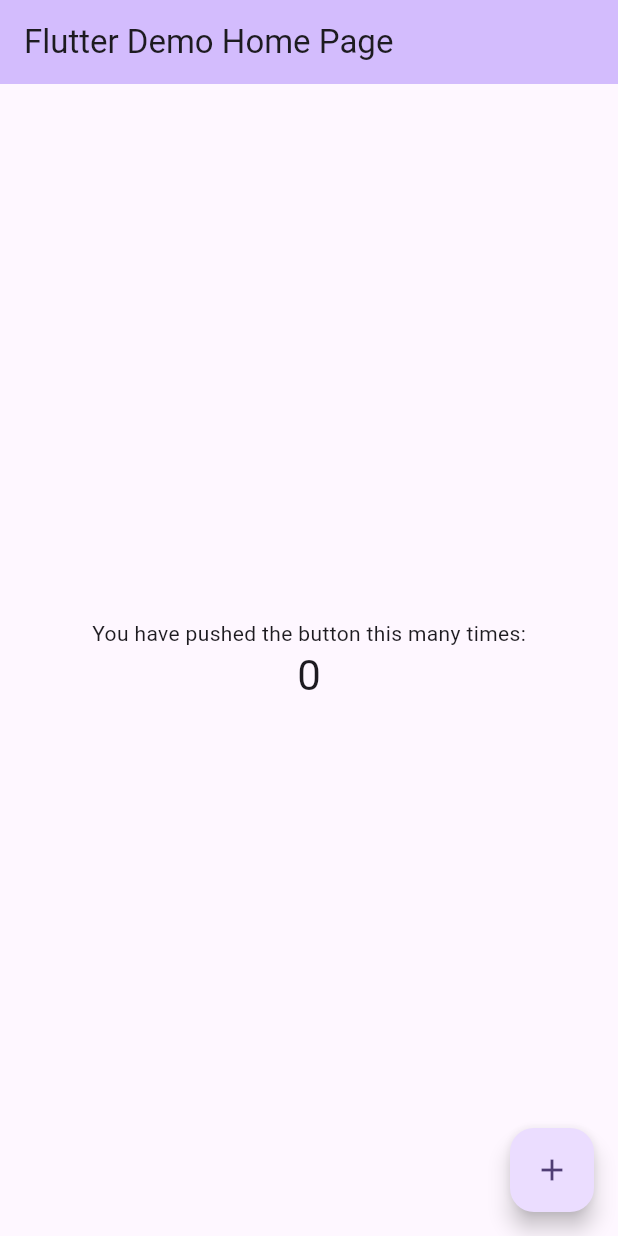
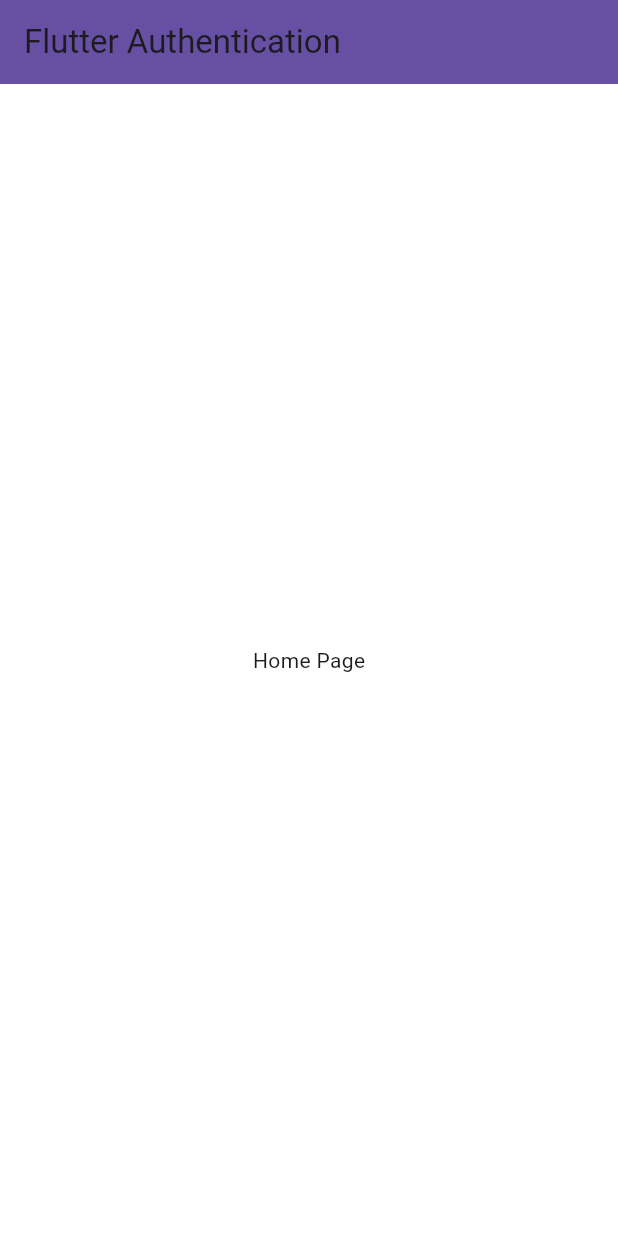
Before and after one commit to marco-maturana/flutter-google-auth, a Flutter app: the screen it shows after launch, on a phone screen of 412 x 824 dp. Run offline on Flutter 3.47's test engine with Material 3 defaults, Android fonts, the phone set to English and light mode, and no system bars; our stand-ins replace flutter_hooks.

Commit message:
create default template

```diff
--- a/lib/main.dart
+++ b/lib/main.dart
@@ -1,4 +1,6 @@
 import 'package:flutter/material.dart';
+
+import 'ui/pages/home/home_page.dart';
 
 void main() {
   runApp(const MyApp());
@@ -7,119 +9,12 @@
 class MyApp extends StatelessWidget {
   const MyApp({super.key});
 
-  // This widget is the root of your application.
   @override
   Widget build(BuildContext context) {
-    return MaterialApp(
+    return const MaterialApp(
       title: 'Flutter Demo',
-      theme: ThemeData(
-        // This is the theme of your application.
-        //
-        // TRY THIS: Try running your application with "flutter run". You'll see
-        // the application has a blue toolbar. Then, without quitting the app,
-        // try changing the seedColor in the colorScheme below to Colors.green
-        // and then invoke "hot reload" (save your changes or press the "hot
-        // reload" button in a Flutter-supported IDE, or press "r" if you used
-        // the command line to start the app).
-        //
-        // Notice that the counter didn't reset back to zero; the application
-        // state is not lost during the reload. To reset the state, use hot
-        // restart instead.
-        //
-        // This works for code too, not just values: Most code changes can be
-        // tested with just a hot reload.
-        colorScheme: ColorScheme.fromSeed(seedColor: Colors.deepPurple),
-        useMaterial3: true,
-      ),
-      home: const MyHomePage(title: 'Flutter Demo Home Page'),
+      debugShowCheckedModeBanner: false,
+      home: HomePage(),
     );
   }
 }
-
-class MyHomePage extends StatefulWidget {
-  const MyHomePage({super.key, required this.title});
-
-  // This widget is the home page of your application. It is stateful, meaning
-  // that it has a State object (defined below) that contains fields that affect
-  // how it looks.
-
-  // This class is the configuration for the state. It holds the values (in this
-  // case the title) provided by the parent (in this case the App widget) and
-  // used by the build method of the State. Fields in a Widget subclass are
-  // always marked "final".
-
-  final String title;
-
-  @override
-  State<MyHomePage> createState() => _MyHomePageState();
-}
-
-class _MyHomePageState extends State<MyHomePage> {
-  int _counter = 0;
-
-  void _incrementCounter() {
-    setState(() {
-      // This call to setState tells the Flutter framework that something has
-      // changed in this State, which causes it to rerun the build method below
-      // so that the display can reflect the updated values. If we changed
-      // _counter without calling setState(), then the build method would not be
-      // called again, and so nothing would appear to happen.
-      _counter++;
-    });
-  }
-
-  @override
-  Widget build(BuildContext context) {
-    // This method is rerun every time setState is called, for instance as done
-    // by the _incrementCounter method above.
-    //
-    // The Flutter framework has been optimized to make rerunning build methods
-    // fast, so that you can just rebuild anything that needs updating rather
-    // than having to individually change instances of widgets.
-    return Scaffold(
-      appBar: AppBar(
-        // TRY THIS: Try changing the color here to a specific color (to
-        // Colors.amber, perhaps?) and trigger a hot reload to see the AppBar
-        // change color while the other colors stay the same.
-        backgroundColor: Theme.of(context).colorScheme.inversePrimary,
-        // Here we take the value from the MyHomePage object that was created by
-        // the App.build method, and use it to set our appbar title.
-        title: Text(widget.title),
-      ),
-      body: Center(
-        // Center is a layout widget. It takes a single child and positions it
-        // in the middle of the parent.
-        child: Column(
-          // Column is also a layout widget. It takes a list of children and
-          // arranges them vertically. By default, it sizes itself to fit its
-          // children horizontally, and tries to be as tall as its parent.
-          //
-          // Column has various properties to control how it sizes itself and
-          // how it positions its children. Here we use mainAxisAlignment to
-          // center the children vertically; the main axis here is the vertical
-          // axis because Columns are vertical (the cross axis would be
-          // horizontal).
-          //
-          // TRY THIS: Invoke "debug painting" (choose the "Toggle Debug Paint"
-          // action in the IDE, or press "p" in the console), to see the
-          // wireframe for each widget.
-          mainAxisAlignment: MainAxisAlignment.center,
-          children: <Widget>[
-            const Text(
-              'You have pushed the button this many times:',
-            ),
-            Text(
-              '$_counter',
-              style: Theme.of(context).textTheme.headlineMedium,
-            ),
-          ],
-        ),
-      ),
-      floatingActionButton: FloatingActionButton(
-        onPressed: _incrementCounter,
-        tooltip: 'Increment',
-        child: const Icon(Icons.add),
-      ), // This trailing comma makes auto-formatting nicer for build methods.
-    );
-  }
-}
--- /dev/null
+++ b/lib/ui/pages/home/home_page.dart
@@ -0,0 +1,19 @@
+import 'package:flutter/material.dart';
+import 'package:flutter_hooks/flutter_hooks.dart';
+
+import 'package:flutter_google_auth/ui/templates/default/default_template.dart';
+
+class HomePage extends HookWidget {
+  const HomePage({super.key});
+
+  @override
+  Widget build(BuildContext context) {
+    return const DefaultTemplate(
+      body: Center(
+        child: Text(
+          'Home Page',
+        ),
+      ),
+    );
+  }
+}
--- /dev/null
+++ b/lib/ui/templates/default/components/app_bar.dart
@@ -0,0 +1,22 @@
+import 'package:flutter/material.dart';
+import 'package:flutter_hooks/flutter_hooks.dart';
+
+class AppBarComponent extends HookWidget implements PreferredSizeWidget {
+  final String title;
+
+  const AppBarComponent({
+    super.key,
+    required this.title,
+  });
+
+  @override
+  Size get preferredSize => const Size.fromHeight(kToolbarHeight);
+
+  @override
+  Widget build(BuildContext context) {
+    return AppBar(
+      title: Text(title),
+      backgroundColor: Theme.of(context).primaryColor,
+    );
+  }
+}
--- /dev/null
+++ b/lib/ui/templates/default/default_template.dart
@@ -0,0 +1,28 @@
+import 'package:flutter/material.dart';
+import 'package:flutter_hooks/flutter_hooks.dart';
+
+import 'components/app_bar.dart';
+
+class DefaultTemplate extends HookWidget {
+  final Widget body;
+  final appBar = const AppBarComponent(title: 'Flutter Authentication');
+
+  const DefaultTemplate({super.key, required this.body});
+
+  @override
+  Widget build(BuildContext context) {
+    return Scaffold(
+      backgroundColor: Colors.white,
+      appBar: appBar,
+      body: SingleChildScrollView(
+        child: Container(
+          padding: const EdgeInsets.symmetric(horizontal: 10),
+          height: MediaQuery.of(context).size.height -
+              (MediaQuery.of(context).padding.top +
+                  appBar.preferredSize.height),
+          child: body,
+        ),
+      ),
+    );
+  }
+}
```
